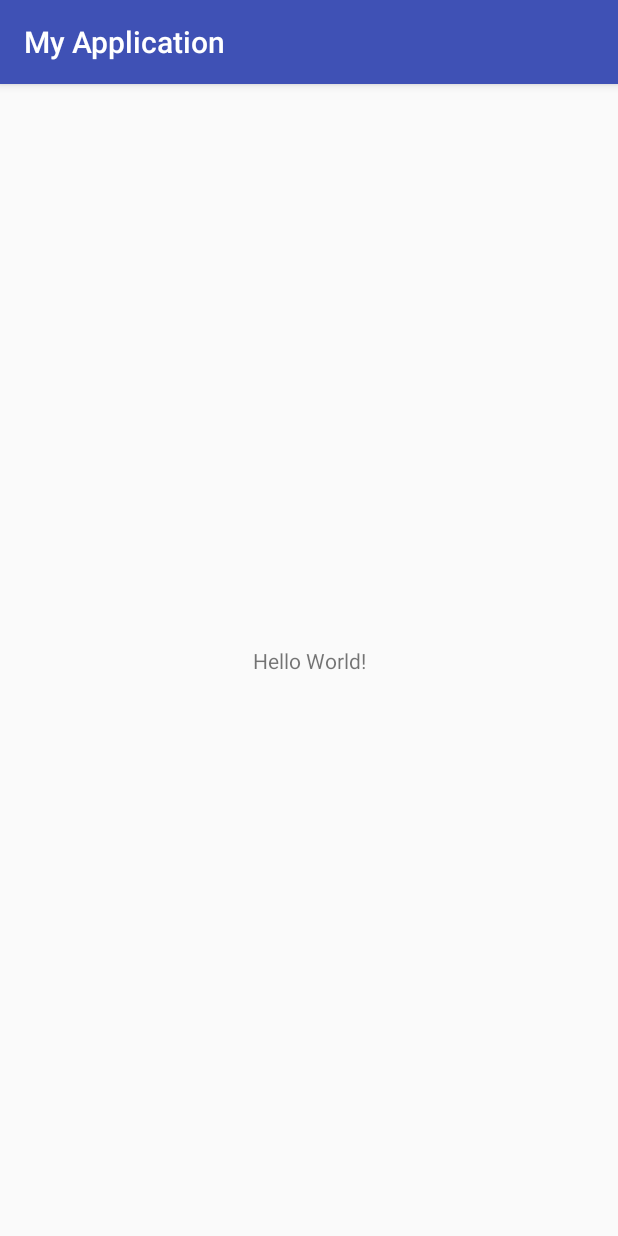
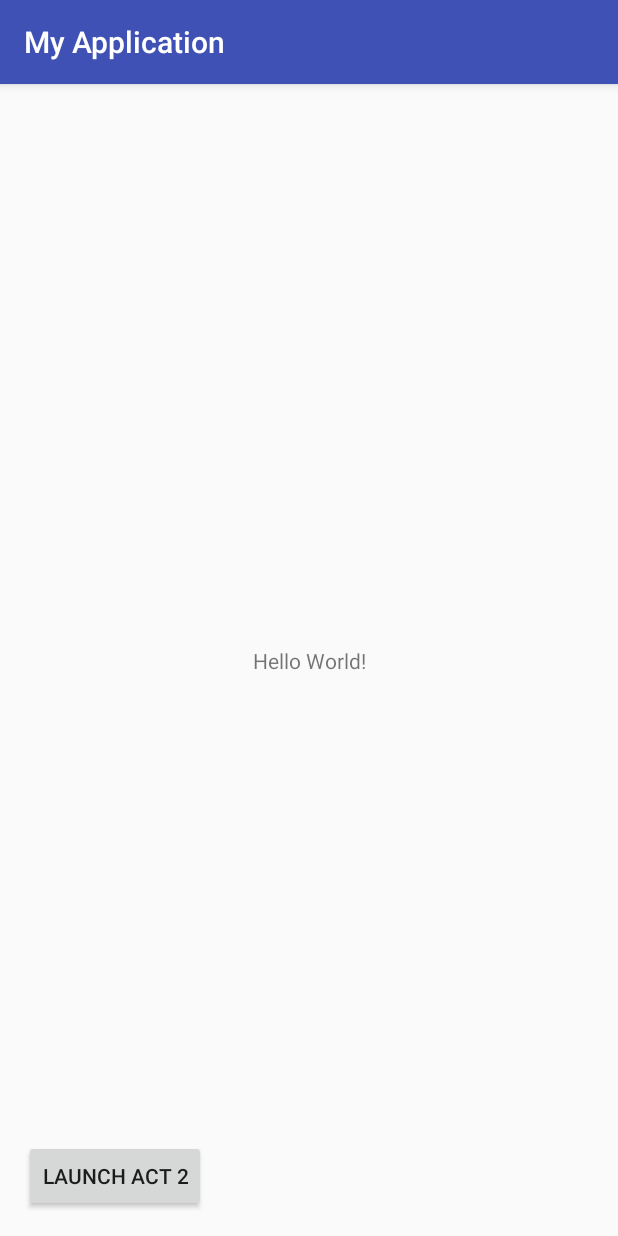
Before and after one commit to CaptainCook007/ActivityManager, an Android app: the screen it shows after launch (MainActivity), on a phone screen of 412 x 824 dp. Run offline under Robolectric (Android 15) with nearby library versions, the phone set to English and light mode, and no system bars.

```diff
--- a/app/src/main/AndroidManifest.xml
+++ b/app/src/main/AndroidManifest.xml
@@ -16,6 +16,7 @@
                 <category android:name="android.intent.category.LAUNCHER" />
             </intent-filter>
         </activity>
+        <activity android:name=".SecondActivity"></activity>
     </application>
 
 </manifest>
--- a/app/src/main/java/com/example/drewr/myapplication/MainActivity.java
+++ b/app/src/main/java/com/example/drewr/myapplication/MainActivity.java
@@ -2,6 +2,7 @@ package com.example.drewr.myapplication;
 
 import android.support.v7.app.AppCompatActivity;
 import android.os.Bundle;
+import android.widget.Toast;
 
 public class MainActivity extends AppCompatActivity {
 
@@ -9,5 +10,30 @@ public class MainActivity extends AppCompatActivity {
     protected void onCreate(Bundle savedInstanceState) {
         super.onCreate(savedInstanceState);
         setContentView(R.layout.activity_main);
+
+        Toast.makeText(this,"onCreate()",Toast.LENGTH_LONG).show();
+
+    }
+
+    @Override
+    protected void onStart() {
+        super.onStart();
+
+        Toast.makeText(this,"onStart()",Toast.LENGTH_LONG).show();
+    }
+
+    @Override
+    protected void onResume() {
+        super.onResume();
+
+        Toast.makeText(this,"onResume()",Toast.LENGTH_LONG).show();
+    }
+
+    @Override
+    protected void onPause() {
+        super.onPause();
+
+        Toast.makeText(this,"onPause()",Toast.LENGTH_LONG).show();
+
     }
 }
--- a/app/src/main/res/layout/activity_main.xml
+++ b/app/src/main/res/layout/activity_main.xml
@@ -15,4 +15,14 @@
         app:layout_constraintRight_toRightOf="parent"
         app:layout_constraintTop_toTopOf="parent" />
 
+    <Button
+        android:id="@+id/btn_launch_activity_2_activity_main"
+        android:layout_width="wrap_content"
+        android:layout_height="wrap_content"
+        android:layout_marginBottom="16dp"
+        android:layout_marginStart="16dp"
+        android:text="Launch Act 2"
+        app:layout_constraintBottom_toBottomOf="parent"
+        app:layout_constraintStart_toStartOf="parent" />
+
 </android.support.constraint.ConstraintLayout>
```
Also changed, not shown: app/src/main/java/com/example/drewr/myapplication/SecondActivity.java (added, +13 -0 lines), app/src/main/res/layout/activity_second.xml (added, +9 -0 lines).
